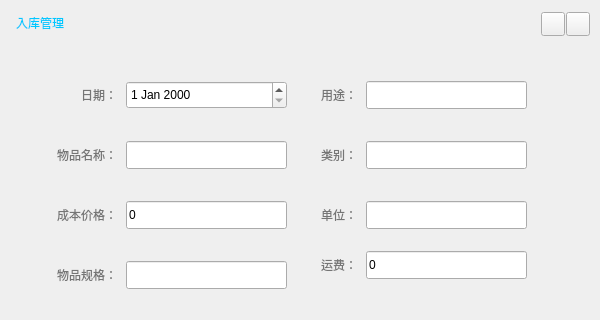
Qt form ChuangfengDesktop/materialStorgeWidget.ui (asdlei99/chuangfengdesktop) before a commit; both pictures show x 0 to 600 and y 0 to 320 of the 600 by 673 pixel window.
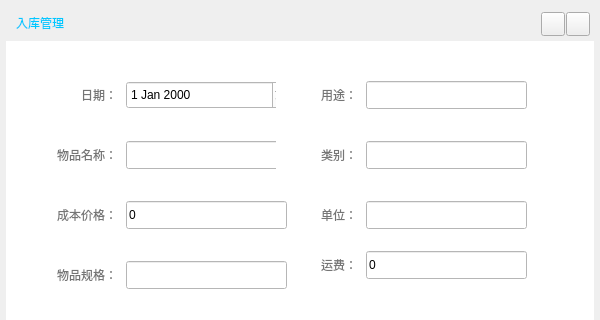
The same form after that commit.

Patch:
```diff
--- a/ChuangfengDesktop/materialStorgeWidget.ui
+++ b/ChuangfengDesktop/materialStorgeWidget.ui
@@ -103,7 +103,7 @@
    <item>
     <widget class="QWidget" name="widget" native="true">
      <property name="styleSheet">
-      <string notr="true"/>
+      <string notr="true">background-color: rgb(255, 255, 255);</string>
      </property>
      <widget class="QPushButton" name="pop_cancle_btn">
       <property name="geometry">
```
